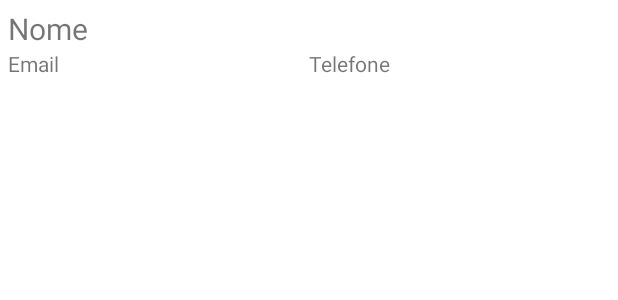
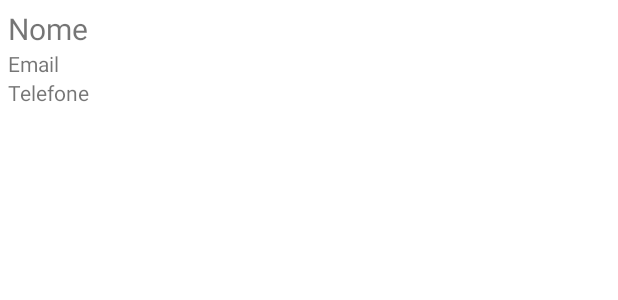
Before and after one commit to FLCampa/Contatos, an Android app: the layout view_contato.xml on its own in the app's theme, with its tools: preview values and no code run, on a phone screen of 412 x 824 dp. Shown: the top 300 px of the screen. Run offline under Robolectric (Android 15) with nearby library versions, the phone set to English and light mode, and no system bars.

Commit message:
Commit Contatos aula 19/05

```diff
--- /dev/null
+++ b/app/src/main/java/br/edu/ifsp/scl/ads/pdm/contatos/OnContatoClickListener.java
@@ -0,0 +1,6 @@
+package br.edu.ifsp.scl.ads.pdm.contatos;
+
+// implementada pela activity para tratar eventos de clique em cada celula Rv
+public interface OnContatoClickListener {
+    void onContatoClick(int posicao);
+}
--- a/app/src/main/res/layout/view_contato.xml
+++ b/app/src/main/res/layout/view_contato.xml
@@ -15,22 +15,44 @@
         app:layout_constraintStart_toStartOf="parent"
         app:layout_constraintTop_toTopOf="parent" />
 
+    <!--
     <TextView
         android:id="@+id/emailContatoTv"
-        android:layout_width="0dp"
+        android:layout_width="match_parent"
         android:layout_height="wrap_content"
+        app:layout_constraintHorizontal_weight="1"
         android:text="Email"
         app:layout_constraintEnd_toStartOf="@id/telefoneTv"
         app:layout_constraintStart_toStartOf="parent"
         app:layout_constraintTop_toBottomOf="@id/nomeContatoTv" />
+     -->
+    <TextView
+        android:id="@+id/emailContatoTv"
+        android:layout_width="match_parent"
+        android:layout_height="wrap_content"
+        android:text="Email"
+        app:layout_constraintEnd_toEndOf="parent"
+        app:layout_constraintStart_toStartOf="parent"
+        app:layout_constraintTop_toBottomOf="@id/nomeContatoTv" />
 
+    <!--
     <TextView
         android:id="@+id/telefoneTv"
-        android:layout_width="0dp"
+        android:layout_width="0px"
         android:layout_height="wrap_content"
+        app:layout_constraintHorizontal_weight="1"
         android:text="Telefone"
         app:layout_constraintEnd_toEndOf="parent"
         app:layout_constraintStart_toEndOf="@id/emailContatoTv"
         app:layout_constraintTop_toBottomOf="@id/nomeContatoTv" />
+     -->
+    <TextView
+        android:id="@+id/telefoneTv"
+        android:layout_width="match_parent"
+        android:layout_height="wrap_content"
+        android:text="Telefone"
+        app:layout_constraintEnd_toEndOf="parent"
+        app:layout_constraintStart_toStartOf="parent"
+        app:layout_constraintTop_toBottomOf="@id/emailContatoTv" />
 
 </androidx.constraintlayout.widget.ConstraintLayout>
--- a/app/src/main/res/values/strings.xml
+++ b/app/src/main/res/values/strings.xml
@@ -12,4 +12,9 @@
     <string name="ligar_para_telefone">Ligar para telefone</string>
     <string name="acessar_site_pessoal">Acessar site pessoal</string>
     <string name="exportar_para_pdf">Exportar para PDF</string>
+
+    <string name="ligar">Ligar</string>
+
+    <string name="editar">Editar</string>
+    <string name="remover">Remover</string>
 </resources>
```
Also changed, not shown: app/src/main/java/br/edu/ifsp/scl/ads/pdm/contatos/ContatosActivity.java (+59 -27 lines), app/src/main/java/br/edu/ifsp/scl/ads/pdm/contatos/ContatosRvAdapter.java (added, +102 -0 lines), app/src/main/res/layout/activity_contatos_rv.xml (added, +8 -0 lines), app/src/main/res/menu/context_menu_contato.xml (+5 -8 lines).
